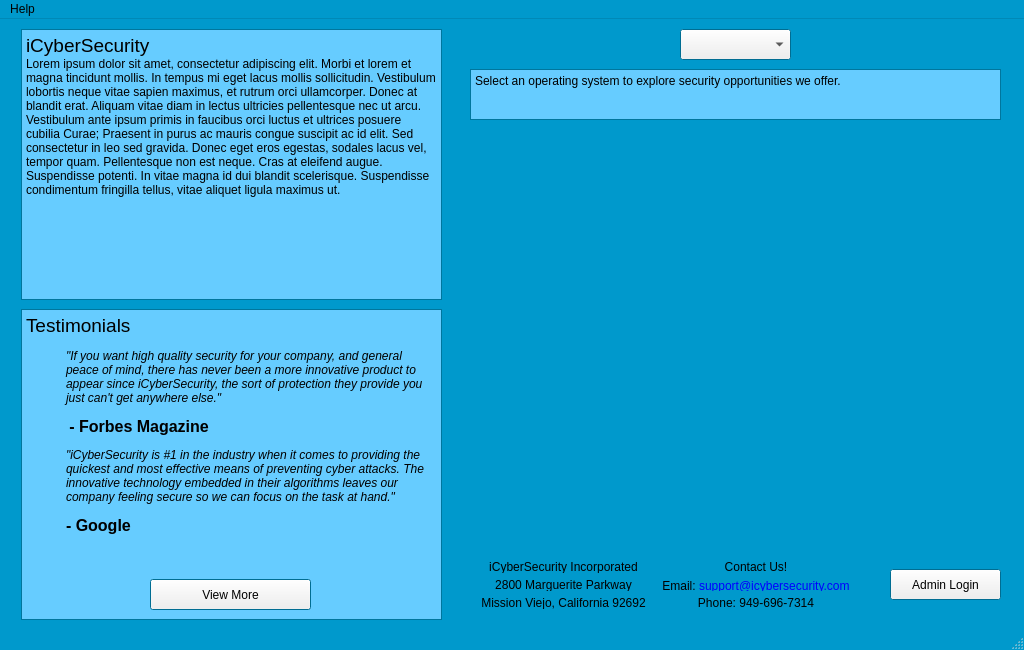
Qt form src/mainwindow.ui (brianclinkenbeard/pamphlet) before a commit.
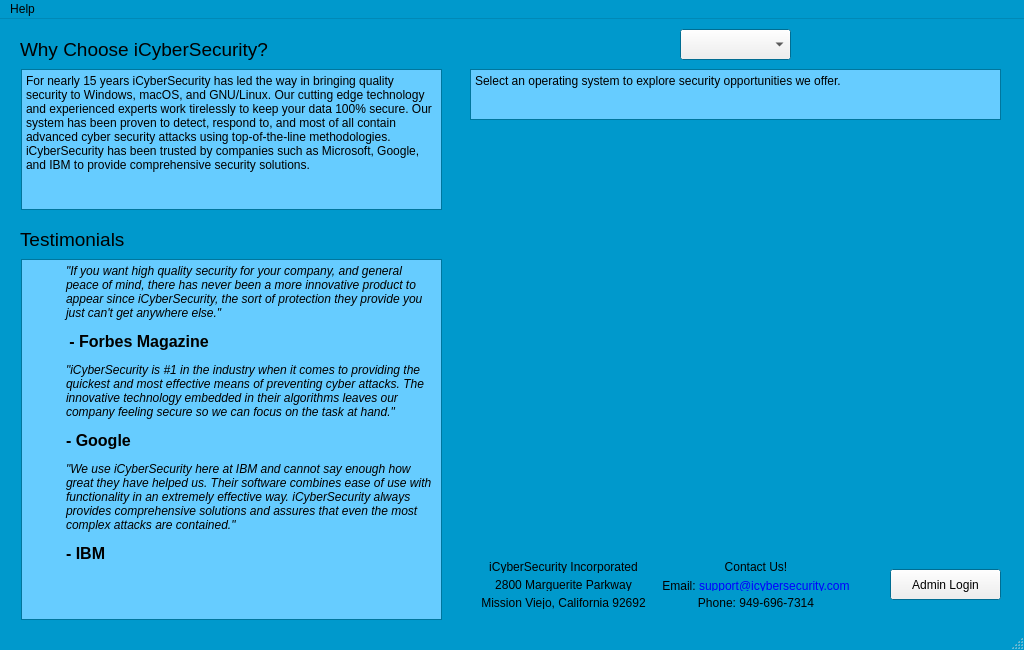
The same form after that commit.

Commit message: finish testimonials, sales pitch

```diff
--- a/src/mainwindow.ui
+++ b/src/mainwindow.ui
@@ -88,9 +88,9 @@
     <property name="geometry">
      <rect>
       <x>21</x>
-      <y>10</y>
+      <y>50</y>
       <width>421</width>
-      <height>271</height>
+      <height>141</height>
      </rect>
     </property>
     <property name="html">
@@ -98,8 +98,7 @@
 &lt;html&gt;&lt;head&gt;&lt;meta name=&quot;qrichtext&quot; content=&quot;1&quot; /&gt;&lt;style type=&quot;text/css&quot;&gt;
 p, li { white-space: pre-wrap; }
 &lt;/style&gt;&lt;/head&gt;&lt;body style=&quot; font-family:'Sans Serif'; font-size:9pt; font-weight:400; font-style:normal;&quot;&gt;
-&lt;p style=&quot; margin-top:0px; margin-bottom:0px; margin-left:0px; margin-right:0px; -qt-block-indent:0; text-indent:0px;&quot;&gt;&lt;span style=&quot; font-size:14pt;&quot;&gt;iCyberSecurity&lt;/span&gt;&lt;/p&gt;
-&lt;p style=&quot; margin-top:0px; margin-bottom:0px; margin-left:0px; margin-right:0px; -qt-block-indent:0; text-indent:0px;&quot;&gt;&lt;a name=&quot;lipsum&quot;&gt;&lt;/a&gt;Lorem ipsum dolor sit amet, consectetur adipiscing elit. Morbi et lorem et magna tincidunt mollis. In tempus mi eget lacus mollis sollicitudin. Vestibulum lobortis neque vitae sapien maximus, et rutrum orci ullamcorper. Donec at blandit erat. Aliquam vitae diam in lectus ultricies pellentesque nec ut arcu. Vestibulum ante ipsum primis in faucibus orci luctus et ultrices posuere cubilia Curae; Praesent in purus ac mauris congue suscipit ac id elit. Sed consectetur in leo sed gravida. Donec eget eros egestas, sodales lacus vel, tempor quam. Pellentesque non est neque. Cras at eleifend augue. Suspendisse potenti. In vitae magna id dui blandit scelerisque. Suspendisse condimentum fringilla tellus, vitae aliquet ligula maximus ut. &lt;/p&gt;&lt;/body&gt;&lt;/html&gt;</string>
+&lt;p style=&quot; margin-top:0px; margin-bottom:0px; margin-left:0px; margin-right:0px; -qt-block-indent:0; text-indent:0px;&quot;&gt;&lt;a name=&quot;lipsum&quot;&gt;&lt;/a&gt;For nearly 15 years iCyberSecurity has led the way in bringing quality security to Windows, macOS, and GNU/Linux. Our cutting edge technology and experienced experts work tirelessly to keep your data 100% secure. Our system has been proven to detect, respond to, and most of all contain advanced cyber security attacks using top-of-the-line methodologies. iCyberSecurity has been trusted by companies such as Microsoft, Google, and IBM to provide comprehensive security solutions.&lt;/p&gt;&lt;/body&gt;&lt;/html&gt;</string>
     </property>
    </widget>
    <widget class="QPushButton" name="pushButton">
@@ -119,9 +118,9 @@
     <property name="geometry">
      <rect>
       <x>21</x>
-      <y>290</y>
+      <y>240</y>
       <width>421</width>
-      <height>311</height>
+      <height>361</height>
      </rect>
     </property>
     <property name="html">
@@ -129,11 +128,12 @@
 &lt;html&gt;&lt;head&gt;&lt;meta name=&quot;qrichtext&quot; content=&quot;1&quot; /&gt;&lt;style type=&quot;text/css&quot;&gt;
 p, li { white-space: pre-wrap; }
 &lt;/style&gt;&lt;/head&gt;&lt;body style=&quot; font-family:'Sans Serif'; font-size:9pt; font-weight:400; font-style:normal;&quot;&gt;
-&lt;p style=&quot; margin-top:0px; margin-bottom:0px; margin-left:0px; margin-right:0px; -qt-block-indent:0; text-indent:0px;&quot;&gt;&lt;span style=&quot; font-size:14pt;&quot;&gt;Testimonials&lt;/span&gt;&lt;/p&gt;
 &lt;p style=&quot; margin-top:12px; margin-bottom:0px; margin-left:0px; margin-right:0px; -qt-block-indent:1; text-indent:0px;&quot;&gt;&lt;span style=&quot; font-style:italic;&quot;&gt;&amp;quot;If you want high quality security for your company, and general peace of mind, there has never been a more innovative product to appear since iCyberSecurity, the sort of protection they provide you just can't get anywhere else.&amp;quot;&lt;/span&gt;&lt;/p&gt;
 &lt;p style=&quot; margin-top:12px; margin-bottom:0px; margin-left:0px; margin-right:0px; -qt-block-indent:1; text-indent:0px;&quot;&gt; &lt;span style=&quot; font-size:12pt; font-weight:600;&quot;&gt;- Forbes Magazine&lt;/span&gt;&lt;/p&gt;
 &lt;p style=&quot; margin-top:12px; margin-bottom:0px; margin-left:0px; margin-right:0px; -qt-block-indent:1; text-indent:0px;&quot;&gt;&lt;span style=&quot; font-style:italic;&quot;&gt;&amp;quot;iCyberSecurity is #1 in the industry when it comes to providing the quickest and most effective means of preventing cyber attacks. The innovative technology embedded in their algorithms leaves our company feeling secure so we can focus on the task at hand.&amp;quot; &lt;/span&gt;&lt;/p&gt;
-&lt;p style=&quot; margin-top:12px; margin-bottom:0px; margin-left:0px; margin-right:0px; -qt-block-indent:1; text-indent:0px;&quot;&gt;&lt;span style=&quot; font-size:12pt; font-weight:600;&quot;&gt;- Google&lt;/span&gt;&lt;/p&gt;&lt;/body&gt;&lt;/html&gt;</string>
+&lt;p style=&quot; margin-top:12px; margin-bottom:0px; margin-left:0px; margin-right:0px; -qt-block-indent:1; text-indent:0px;&quot;&gt;&lt;span style=&quot; font-size:12pt; font-weight:600;&quot;&gt;- Google&lt;/span&gt;&lt;/p&gt;
+&lt;p style=&quot; margin-top:12px; margin-bottom:0px; margin-left:0px; margin-right:0px; -qt-block-indent:1; text-indent:0px;&quot;&gt;&lt;span style=&quot; font-style:italic;&quot;&gt;&amp;quot;We use iCyberSecurity here at IBM and cannot say enough how great they have helped us. Their software combines ease of use with functionality in an extremely effective way. iCyberSecurity always provides comprehensive solutions and assures that even the most complex attacks are contained.&amp;quot;&lt;/span&gt;&lt;/p&gt;
+&lt;p style=&quot; margin-top:12px; margin-bottom:0px; margin-left:0px; margin-right:0px; -qt-block-indent:1; text-indent:0px;&quot;&gt;&lt;span style=&quot; font-size:12pt; font-weight:600;&quot;&gt;- IBM&lt;/span&gt;&lt;/p&gt;&lt;/body&gt;&lt;/html&gt;</string>
     </property>
    </widget>
    <widget class="QComboBox" name="comboBox">
@@ -285,17 +285,46 @@
      </item>
     </layout>
    </widget>
-   <widget class="QPushButton" name="pushButton_viewMore">
+   <widget class="QLabel" name="label_4">
     <property name="geometry">
      <rect>
-      <x>150</x>
-      <y>560</y>
-      <width>161</width>
-      <height>31</height>
+      <x>20</x>
+      <y>10</y>
+      <width>421</width>
+      <height>41</height>
      </rect>
     </property>
+    <property name="font">
+     <font>
+      <pointsize>14</pointsize>
+      <weight>50</weight>
+      <bold>false</bold>
+      <underline>false</underline>
+     </font>
+    </property>
     <property name="text">
-     <string>View More</string>
+     <string>Why Choose iCyberSecurity?</string>
+    </property>
+   </widget>
+   <widget class="QLabel" name="label_5">
+    <property name="geometry">
+     <rect>
+      <x>20</x>
+      <y>200</y>
+      <width>421</width>
+      <height>41</height>
+     </rect>
+    </property>
+    <property name="font">
+     <font>
+      <pointsize>14</pointsize>
+      <weight>50</weight>
+      <bold>false</bold>
+      <underline>false</underline>
+     </font>
+    </property>
+    <property name="text">
+     <string>Testimonials</string>
     </property>
    </widget>
   </widget>
```
The commit also changes 5 other files.
